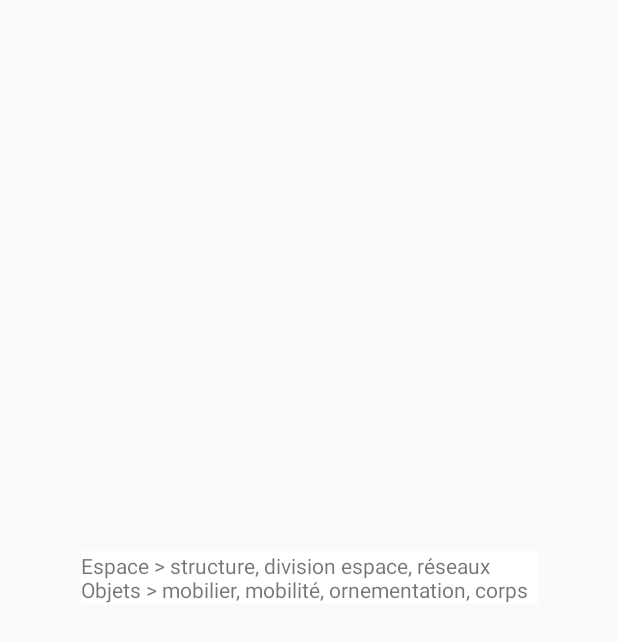
After one commit to zheng0zhou/ARforDesign, an Android app: the layout question_mark_popup.xml on its own in the app's theme, with its tools: preview values and no code run, on a phone screen of 412 x 824 dp. The commit adds this screen. Shown: the top 642 px of the screen. Run offline under Robolectric (Android 15) with nearby library versions, the phone set to English and light mode, and no system bars.

Commit message:
Ajout de la derniere pop up

```diff
--- a/app/src/main/java/com/drakosha/augmentedr_2/MainActivity.java
+++ b/app/src/main/java/com/drakosha/augmentedr_2/MainActivity.java
@@ -3,17 +3,29 @@ package com.drakosha.augmentedr_2;
 import android.app.Activity;
 import android.content.Intent;
 import android.os.Bundle;
+import android.view.Gravity;
+import android.view.LayoutInflater;
+import android.view.MotionEvent;
 import android.view.View;
+import android.view.ViewGroup;
+import android.widget.PopupWindow;
+import android.widget.RelativeLayout;
 
 
 import static java.lang.Thread.sleep;
 
 public class MainActivity extends Activity {
 
+    private PopupWindow popupWindow;
+    private LayoutInflater layoutInflater;
+    //private RelativeLayout relativeLayout;
+
+
     @Override
     protected void onCreate(Bundle savedInstanceState) {
         super.onCreate(savedInstanceState);
         setContentView(R.layout.activity_main);
+
 //        try {
 //            sleep(10000);
 //            startActivity(new Intent("com.drakosha.augmentedr_2.AR_Activity"));
@@ -27,10 +39,23 @@ public class MainActivity extends Activity {
     }
 
     public void displayInformation(View view) {
-        // Ici il ne reste plus qu'à faire une pop up qui affiche
-        // les informations du mail
 
-    } //
+        //relativeLayout = (RelativeLayout) findViewById(R.id.popup_element2);
+        layoutInflater = (LayoutInflater) getApplicationContext().getSystemService(LAYOUT_INFLATER_SERVICE);
+        ViewGroup container = (ViewGroup) layoutInflater.inflate(R.layout.question_mark_popup,null);
+
+        popupWindow = new PopupWindow(container,ViewGroup.LayoutParams.WRAP_CONTENT,ViewGroup.LayoutParams.WRAP_CONTENT,true);
+        popupWindow.showAtLocation(view, Gravity.NO_GRAVITY,100,1300);
+
+        container.setOnTouchListener(new View.OnTouchListener(){
+            @Override
+            public boolean onTouch(View view, MotionEvent motionEvent){
+                popupWindow.dismiss();
+                return true;
+            }
+        });
+
+    }
 
     public void chooseObject(View view) {
         startActivity(new Intent("com.drakosha.augmentedr_2.AR_Activity"));
--- /dev/null
+++ b/app/src/main/res/layout/question_mark_popup.xml
@@ -0,0 +1,35 @@
+<?xml version="1.0" encoding="utf-8"?>
+<androidx.constraintlayout.widget.ConstraintLayout
+    xmlns:android="http://schemas.android.com/apk/res/android"
+    xmlns:app="http://schemas.android.com/apk/res-auto"
+    xmlns:tools="http://schemas.android.com/tools"
+    android:layout_width="match_parent"
+    android:layout_height="match_parent">
+
+    <RelativeLayout
+        android:id="@+id/popup_element2"
+        android:layout_width="wrap_content"
+        android:layout_height="wrap_content"
+        android:background="#cccccc"
+        app:layout_constraintBottom_toBottomOf="parent"
+        app:layout_constraintEnd_toEndOf="parent"
+        app:layout_constraintStart_toStartOf="parent"
+        app:layout_constraintTop_toTopOf="parent"
+        app:layout_constraintVertical_bias="0.466">
+
+
+        <!--            android:text="Titre Object" />-->
+
+        <TextView
+            android:id="@+id/textView"
+            android:layout_width="wrap_content"
+            android:layout_height="wrap_content"
+            android:background="#FFFFFF"
+            android:text="Espace > structure, division espace, réseaux \nObjets > mobilier, mobilité, ornementation, corps
+
+" />
+        <!--            android:text="Un objet, du latin objectum, est étymologiquement ce qui est jeté devant nos yeux ou plus généralement notre conscience. Il s'agit donc de tout ce que nous pouvons percevoir, penser ou vouloir. En ce sens, tout ce qui existe peut être dit objet, du moment qu'on y pense, y compris une personne qui est objet d'amour. Un objet est ainsi ce qui est pensé par opposition au sujet qui est ce qui pense. " />-->
+
+    </RelativeLayout>
+
+</androidx.constraintlayout.widget.ConstraintLayout>
```
